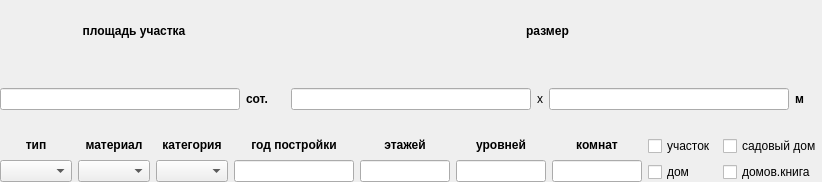
Qt form src/core/corewidget/typehomewidget.ui (Arox/makler) before a commit.
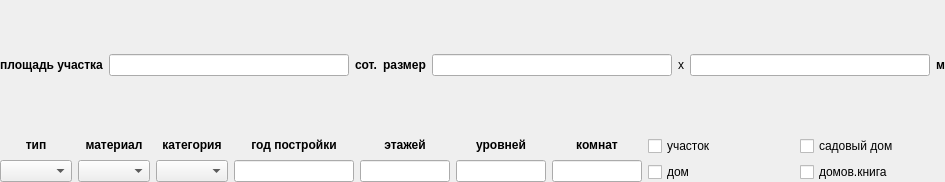
The same form after that commit.

Patch:
```diff
--- a/src/core/corewidget/typehomewidget.ui
+++ b/src/core/corewidget/typehomewidget.ui
@@ -6,7 +6,7 @@
    <rect>
     <x>0</x>
     <y>0</y>
-    <width>672</width>
+    <width>820</width>
     <height>182</height>
    </rect>
   </property>
@@ -29,8 +29,6 @@
    <item>
     <layout class="QHBoxLayout" name="OneLayout">
      <item>
-      <layout class="QVBoxLayout" name="verticalLayout">
-       <item>
         <widget class="QLabel" name="label">
          <property name="font">
           <font>
@@ -47,8 +45,6 @@
         </widget>
        </item>
        <item>
-        <layout class="QHBoxLayout" name="horizontalLayout">
-         <item>
           <widget class="QLineEdit" name="mpArea">
            <property name="minimumSize">
             <size>
@@ -77,25 +73,8 @@
            </property>
           </widget>
          </item>
-        </layout>
-       </item>
-      </layout>
-     </item>
      <item>
-      <spacer name="horizontalSpacer_2">
-       <property name="orientation">
-        <enum>Qt::Horizontal</enum>
-       </property>
-       <property name="sizeHint" stdset="0">
-        <size>
-         <width>40</width>
-         <height>20</height>
-        </size>
-       </property>
-      </spacer>
-     </item>
-     <item>
-      <layout class="QVBoxLayout" name="verticalLayout_5">
+      <layout class="QHBoxLayout" name="horizontalLayout_4">
        <item>
         <widget class="QLabel" name="label_5">
          <property name="font">
@@ -113,8 +92,6 @@
         </widget>
        </item>
        <item>
-        <layout class="QHBoxLayout" name="horizontalLayout_4">
-         <item>
           <widget class="QLineEdit" name="mpSizeX">
            <property name="minimumSize">
             <size>
@@ -168,7 +145,18 @@
          </item>
         </layout>
        </item>
-      </layout>
+     <item>
+      <spacer name="horizontalSpacer_2">
+       <property name="orientation">
+        <enum>Qt::Horizontal</enum>
+       </property>
+       <property name="sizeHint" stdset="0">
+        <size>
+         <width>40</width>
+         <height>20</height>
+        </size>
+       </property>
+      </spacer>
      </item>
      <item>
       <spacer name="horizontalSpacer">
```
Lines whose indentation alone changed are shown as unchanged.
